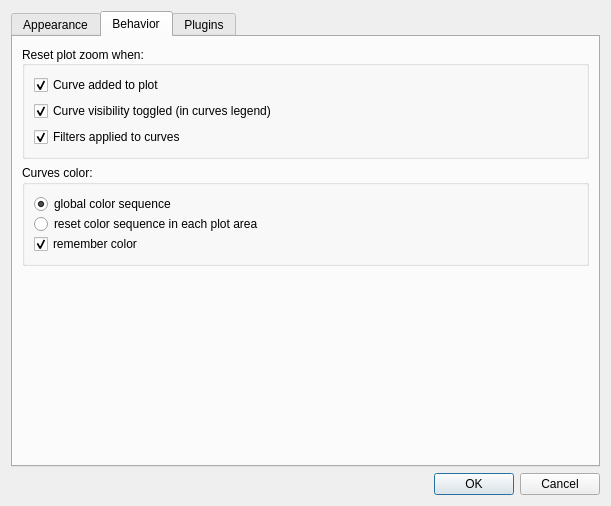
The window that plotjuggler_app/preferences_dialog.ui (facontidavide/plotjuggler-release) describes before a commit, drawn with Qt 5.
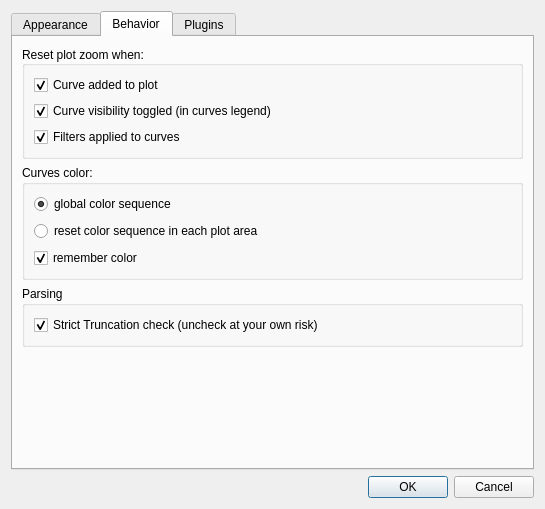
The same window after the commit. The open tabs and pages were chosen to show the change.

Patch:
```diff
--- a/plotjuggler_app/preferences_dialog.ui
+++ b/plotjuggler_app/preferences_dialog.ui
@@ -6,8 +6,8 @@
    <rect>
     <x>0</x>
     <y>0</y>
-    <width>611</width>
-    <height>506</height>
+    <width>545</width>
+    <height>509</height>
    </rect>
   </property>
   <property name="minimumSize">
@@ -219,7 +219,7 @@
          <property name="minimumSize">
           <size>
            <width>0</width>
-           <height>40</height>
+           <height>0</height>
           </size>
          </property>
          <property name="title">
@@ -268,7 +268,7 @@
        <item>
         <widget class="QGroupBox" name="groupBox">
          <property name="sizePolicy">
-          <sizepolicy hsizetype="Expanding" vsizetype="Preferred">
+          <sizepolicy hsizetype="Preferred" vsizetype="Preferred">
            <horstretch>0</horstretch>
            <verstretch>0</verstretch>
           </sizepolicy>
@@ -278,7 +278,7 @@
          </property>
          <layout class="QVBoxLayout" name="verticalLayout_2">
           <property name="spacing">
-           <number>0</number>
+           <number>7</number>
           </property>
           <item>
            <widget class="QRadioButton" name="radioGlobalColorIndex">
@@ -310,6 +310,28 @@
          </layout>
         </widget>
        </item>
+       <item>
+        <widget class="QGroupBox" name="groupBox_2">
+         <property name="title">
+          <string>Parsing</string>
+         </property>
+         <layout class="QVBoxLayout" name="verticalLayout_9">
+          <item>
+           <widget class="QCheckBox" name="checkBoxTruncation">
+            <property name="toolTip">
+             <string>&lt;html&gt;&lt;head/&gt;&lt;body&gt;&lt;p&gt;PlotJuggler uses double (64bits) internally.&lt;/p&gt;&lt;p&gt;This means that integer numbers with more than 52 significant bits &lt;span style=&quot; font-weight:700;&quot;&gt;can not be represented&lt;/span&gt; exactly.&lt;/p&gt;&lt;p&gt;Disabling this check, you allow static type convertion and accept some degree of  numerical errors. &lt;/p&gt;&lt;/body&gt;&lt;/html&gt;</string>
+            </property>
+            <property name="text">
+             <string>Strict Truncation check (uncheck at your own risk)</string>
+            </property>
+            <property name="checked">
+             <bool>true</bool>
+            </property>
+           </widget>
+          </item>
+         </layout>
+        </widget>
+       </item>
        <item>
         <spacer name="verticalSpacer">
          <property name="orientation">
```
